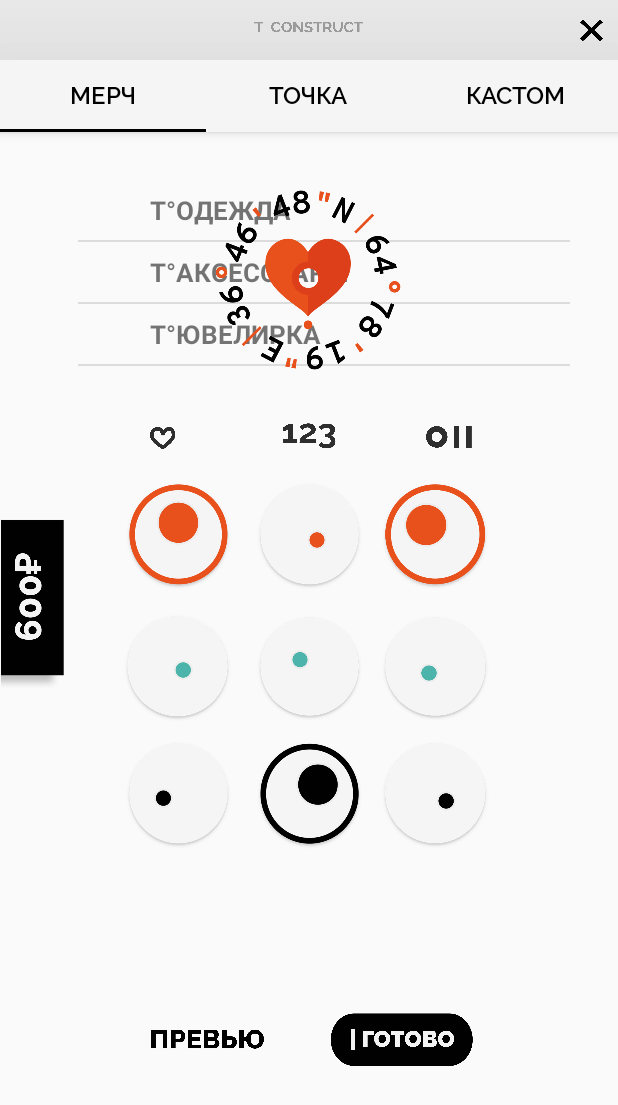
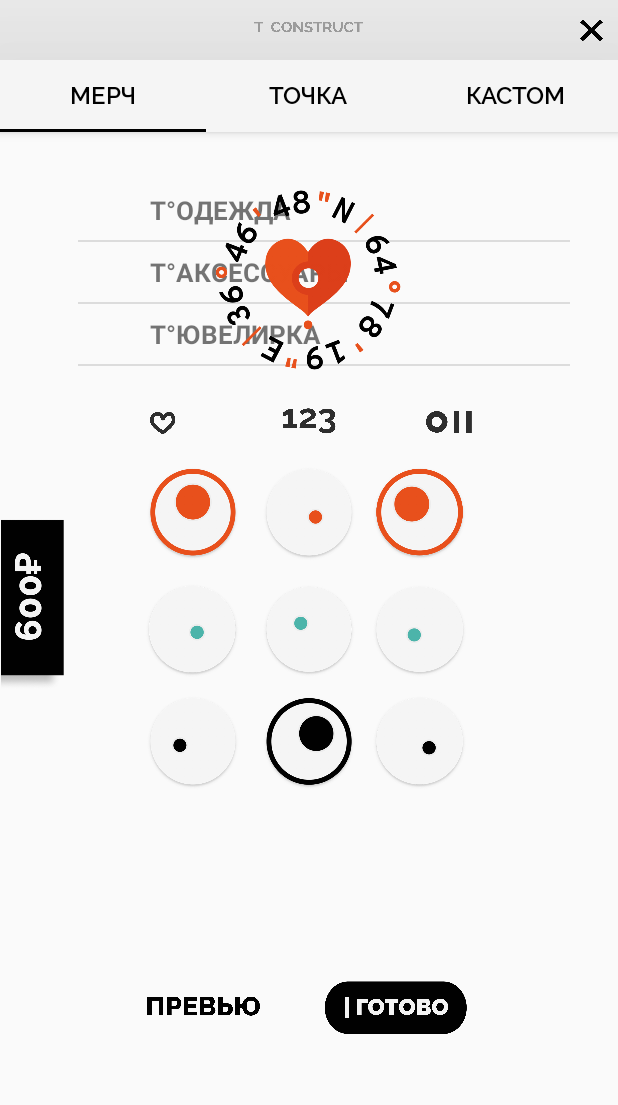
Before and after one commit to MaggotsBrain/tochka_android, an Android app: the fragment CustomTabFragment placed in its activity, on a phone screen of 412 x 824 dp. Shown: the top 1105 px of the screen. Run offline under Robolectric (Android 15) with nearby library versions, the phone set to English and light mode, and no system bars.

Commit message:
some updates

```diff
--- a/app/src/main/java/social/tochka/android/main/util/CoordinatesConverter.java
+++ b/app/src/main/java/social/tochka/android/main/util/CoordinatesConverter.java
@@ -7,6 +7,9 @@ import java.util.Objects;
 public class CoordinatesConverter {
 
     public static Map<String, String> toMap(String latitude, String longitude) {
+
+        latitude = latitude.replace(".", ",");
+        longitude = longitude.replace(".", ",");
 
         Map<String, String> coordinates = new HashMap<>();
 
--- a/app/src/main/res/layout/fragment_custom_tab.xml
+++ b/app/src/main/res/layout/fragment_custom_tab.xml
@@ -34,12 +34,13 @@
         android:id="@+id/custom_preview_button"
         android:layout_width="76dp"
         android:layout_height="14dp"
-        android:layout_marginStart="100dp"
         android:background="@drawable/construct_custom_preview_button"
         app:layout_constraintBottom_toBottomOf="@+id/custom_done_button"
+        app:layout_constraintEnd_toEndOf="parent"
+        app:layout_constraintHorizontal_bias="0.289"
         app:layout_constraintStart_toStartOf="parent"
         app:layout_constraintTop_toTopOf="@+id/custom_done_button"
-        app:layout_constraintVertical_bias="0.476" />
+        app:layout_constraintVertical_bias="0.428" />
 
     <ImageButton
         android:id="@+id/custom_done_button"
@@ -52,10 +53,10 @@
         android:background="@drawable/construct_custom_done_background"
         app:layout_constraintBottom_toBottomOf="parent"
         app:layout_constraintEnd_toEndOf="parent"
-        app:layout_constraintHorizontal_bias="1.0"
-        app:layout_constraintStart_toEndOf="@+id/custom_preview_button"
+        app:layout_constraintHorizontal_bias="0.981"
+        app:layout_constraintStart_toStartOf="parent"
         app:layout_constraintTop_toBottomOf="@+id/eye9"
-        app:layout_constraintVertical_bias="0.485" />
+        app:layout_constraintVertical_bias="0.481" />
 
     <ImageView
         android:id="@+id/custom_heart"
@@ -92,7 +93,7 @@
         android:layout_width="36dp"
         android:layout_height="18dp"
         android:layout_marginStart="8dp"
-        android:layout_marginTop="35dp"
+        android:layout_marginTop="25dp"
         android:layout_marginEnd="8dp"
         android:layout_marginBottom="8dp"
         android:src="@drawable/construct_custom_digit"
@@ -138,8 +139,8 @@
 
     <ImageButton
         android:id="@+id/eye1"
-        android:layout_width="75dp"
-        android:layout_height="75dp"
+        android:layout_width="65dp"
+        android:layout_height="65dp"
         android:layout_marginEnd="12dp"
         android:background="@drawable/construct_custom_eye1_1"
         app:layout_constraintBottom_toBottomOf="@+id/eye2"
@@ -149,8 +150,8 @@
 
     <ImageButton
         android:id="@+id/eye2"
-        android:layout_width="75dp"
-        android:layout_height="75dp"
+        android:layout_width="65dp"
+        android:layout_height="65dp"
         android:layout_marginTop="20dp"
         android:layout_marginBottom="8dp"
         android:background="@drawable/construct_custom_eye2_0"
@@ -162,8 +163,8 @@
 
     <ImageButton
         android:id="@+id/eye3"
-        android:layout_width="75dp"
-        android:layout_height="75dp"
+        android:layout_width="65dp"
+        android:layout_height="65dp"
         android:layout_marginStart="8dp"
         android:background="@drawable/construct_custom_eye3_1"
         app:layout_constraintBottom_toBottomOf="@+id/eye2"
@@ -175,8 +176,8 @@
 
     <ImageButton
         android:id="@+id/eye4"
-        android:layout_width="75dp"
-        android:layout_height="75dp"
+        android:layout_width="65dp"
+        android:layout_height="65dp"
         android:background="@drawable/construct_custom_eye4_0"
         app:layout_constraintBottom_toBottomOf="@+id/eye5"
         app:layout_constraintEnd_toEndOf="@+id/eye1"
@@ -185,8 +186,8 @@
 
     <ImageButton
         android:id="@+id/eye5"
-        android:layout_width="75dp"
-        android:layout_height="75dp"
+        android:layout_width="65dp"
+        android:layout_height="65dp"
         android:layout_marginStart="8dp"
         android:layout_marginTop="8dp"
         android:layout_marginEnd="8dp"
@@ -200,8 +201,8 @@
 
     <ImageButton
         android:id="@+id/eye6"
-        android:layout_width="75dp"
-        android:layout_height="75dp"
+        android:layout_width="65dp"
+        android:layout_height="65dp"
         android:background="@drawable/construct_custom_eye6_0"
         app:layout_constraintBottom_toBottomOf="@+id/eye5"
         app:layout_constraintEnd_toEndOf="@+id/eye3"
@@ -210,8 +211,8 @@
 
     <ImageButton
         android:id="@+id/eye7"
-        android:layout_width="75dp"
-        android:layout_height="75dp"
+        android:layout_width="65dp"
+        android:layout_height="65dp"
         android:layout_marginBottom="8dp"
         android:background="@drawable/construct_custom_eye7_0"
         app:layout_constraintBottom_toBottomOf="@+id/eye8"
@@ -223,8 +224,8 @@
 
     <ImageButton
         android:id="@+id/eye8"
-        android:layout_width="75dp"
-        android:layout_height="75dp"
+        android:layout_width="65dp"
+        android:layout_height="65dp"
         android:layout_marginTop="8dp"
         android:background="@drawable/construct_custom_eye8_1"
         app:layout_constraintBottom_toBottomOf="parent"
@@ -235,8 +236,8 @@
 
     <ImageButton
         android:id="@+id/eye9"
-        android:layout_width="75dp"
-        android:layout_height="75dp"
+        android:layout_width="65dp"
+        android:layout_height="65dp"
         android:background="@drawable/construct_custom_eye9_0"
         app:layout_constraintBottom_toBottomOf="@+id/eye8"
         app:layout_constraintEnd_toEndOf="@+id/eye6"
```
